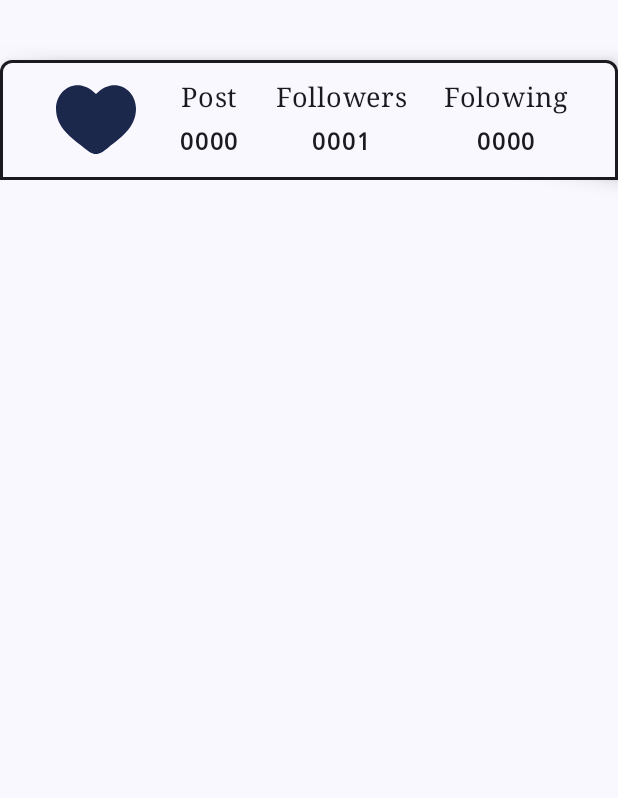
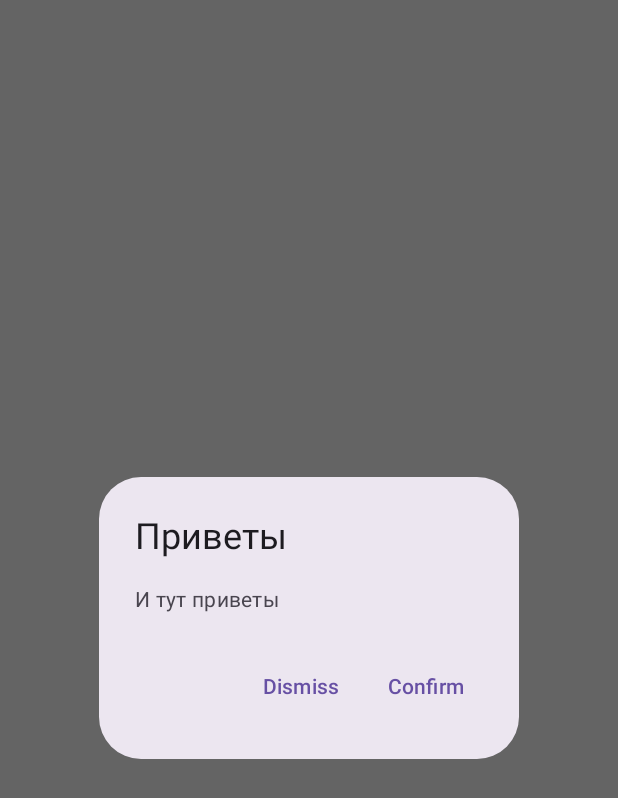
Before and after one commit to Tiltozavour/ComposeLearning, an Android app built with Jetpack Compose: the screen it shows after launch (MainActivity), on a phone screen of 412 x 824 dp. Shown: the top 798 px of the screen. Run offline under Robolectric (Android 15) with nearby library versions, the phone set to English and light mode, and no system bars.

Commit message:
3.1 Введение в Material Components

```diff
--- a/app/src/main/java/com/example/composelearning/MainActivity.kt
+++ b/app/src/main/java/com/example/composelearning/MainActivity.kt
@@ -27,13 +27,14 @@ class MainActivity : ComponentActivity() {
         super.onCreate(savedInstanceState)
         enableEdgeToEdge()
         setContent {
-            ComposeLearningTheme {
+            TestMaterial()
+         /*   ComposeLearningTheme {
                 Column( //слишком тяжелый, замена
                     modifier = Modifier.fillMaxSize()
                         .background(MaterialTheme.colorScheme.background)
                 ) {  }
                 CardBoxes()
-            }
+            }*/
         }
     }
 }
--- /dev/null
+++ b/app/src/main/java/com/example/composelearning/MaterialComponent.kt
@@ -0,0 +1,84 @@
+package com.example.composelearning
+
+import androidx.compose.foundation.Image
+import androidx.compose.foundation.layout.Box
+import androidx.compose.foundation.layout.fillMaxSize
+import androidx.compose.foundation.layout.fillMaxWidth
+import androidx.compose.foundation.layout.padding
+import androidx.compose.material3.AlertDialog
+import androidx.compose.material3.Icon
+import androidx.compose.material3.OutlinedButton
+import androidx.compose.material3.OutlinedTextField
+import androidx.compose.material3.Text
+import androidx.compose.material3.TextButton
+import androidx.compose.runtime.Composable
+import androidx.compose.ui.Alignment
+import androidx.compose.ui.Modifier
+import androidx.compose.ui.res.painterResource
+import androidx.compose.ui.text.input.TextFieldValue
+import androidx.compose.ui.tooling.preview.Preview
+import androidx.compose.ui.unit.dp
+
+@Preview
+@Composable
+fun TestMaterial() {
+    Box(
+        modifier = Modifier.fillMaxSize(),
+        contentAlignment = Alignment.Center
+    ){
+       DialogAlert()
+    }
+}
+
+@Composable
+private fun exButton(){
+    OutlinedButton(onClick = {}) {
+        Text("Buttons")
+    }
+}
+
+@Composable
+private fun TextInputLayout(){
+    OutlinedTextField(
+        value = "label",
+        onValueChange = {  },
+        label = { Text("LABEL") },
+        leadingIcon = { },
+        modifier = Modifier
+            .padding(vertical = 8.dp)
+            .fillMaxWidth()
+    )
+}
+
+@Composable
+private fun DialogAlert(){
+    AlertDialog(
+        title = {
+            Text(
+                text = "Приветы"
+            )
+        },
+        text = {
+            Text(
+                text = "И тут приветы"
+            )
+        },
+        onDismissRequest = {},
+        confirmButton = {
+            TextButton(
+                onClick = {
+                }
+            ) {
+                Text("Confirm")
+            }
+        },
+        dismissButton = {
+            TextButton(
+                onClick = {
+                }
+            ) {
+                Text("Dismiss")
+            }
+        }
+    )
+}
```
